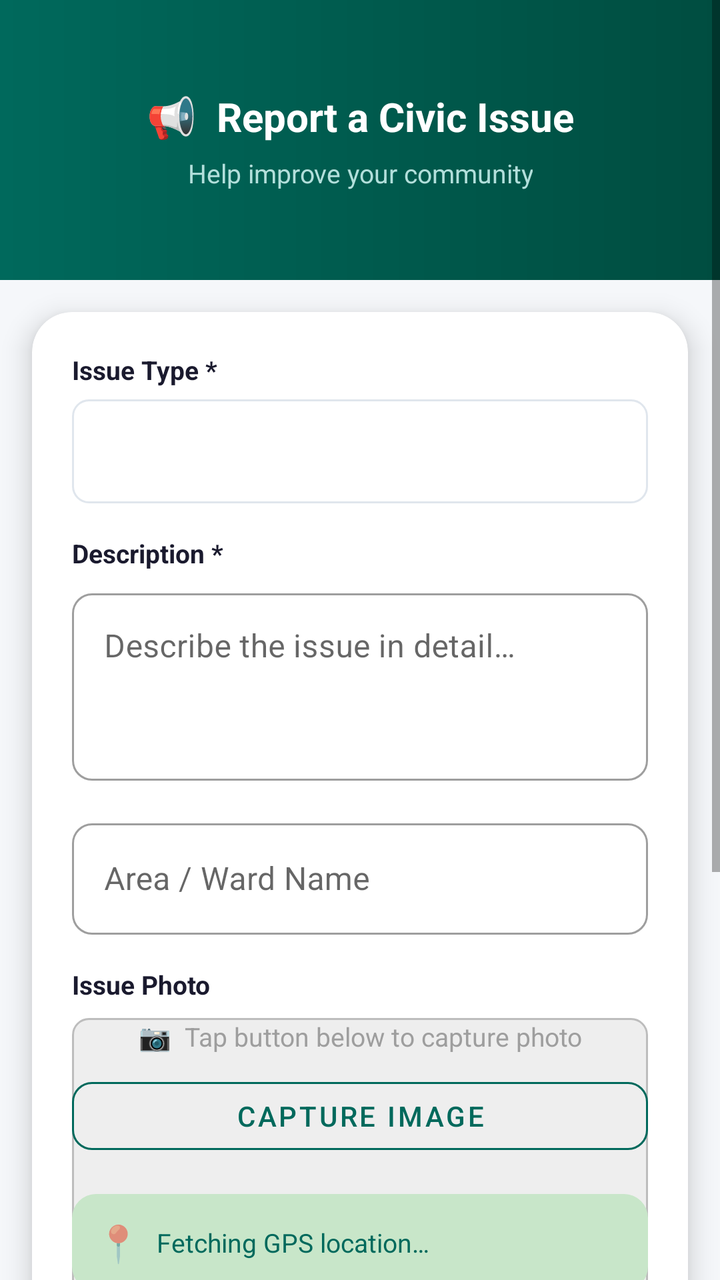
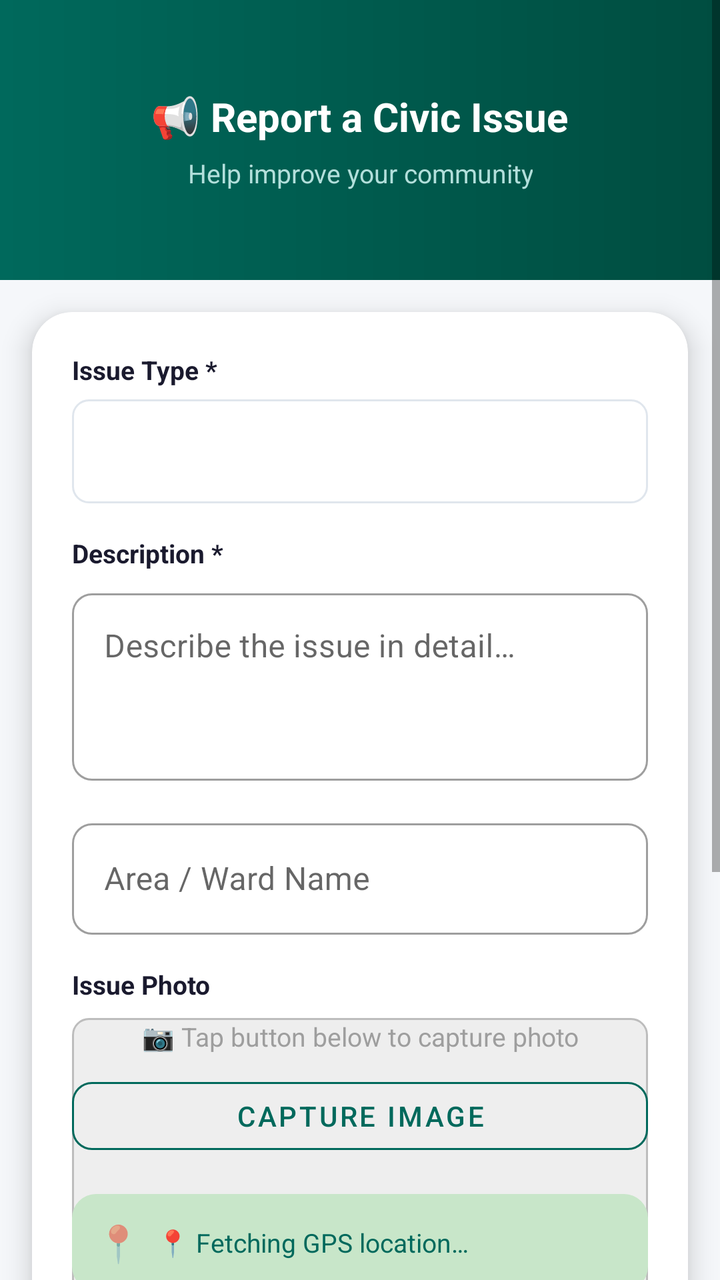

Two renders of the same Android screen: before a commit and after it. Below are the layout's source before the change and the commit's diff.
<!-- AndroidManifest.xml: activity theme Theme.SmartCivicApp.Citizen -->
<!-- res/layout/activity_report_issue.xml -->
<?xml version="1.0" encoding="utf-8"?>
<ScrollView xmlns:android="http://schemas.android.com/apk/res/android"
    xmlns:app="http://schemas.android.com/apk/res-auto"
    android:layout_width="match_parent"
    android:layout_height="match_parent"
    android:background="@color/background">

    <LinearLayout
        android:layout_width="match_parent"
        android:layout_height="wrap_content"
        android:orientation="vertical">

        
        <LinearLayout
            android:layout_width="match_parent"
            android:layout_height="140dp"
            android:background="@drawable/gradient_citizen_header"
            android:orientation="vertical"
            android:gravity="center"
            android:padding="20dp">
            <TextView android:layout_width="wrap_content" android:layout_height="wrap_content"
                android:text="📢  Report a Civic Issue"
                android:textSize="20sp" android:textStyle="bold"
                android:textColor="#FFFFFF" android:gravity="center" />
            <TextView android:layout_width="wrap_content" android:layout_height="wrap_content"
                android:text="Help improve your community"
                android:textSize="13sp" android:textColor="#B2DFDB"
                android:gravity="center" android:layout_marginTop="6dp" />
        </LinearLayout>

        
        <androidx.cardview.widget.CardView
            android:layout_width="match_parent"
            android:layout_height="wrap_content"
            android:layout_margin="16dp"
            android:layout_marginTop="-16dp"
            app:cardCornerRadius="20dp"
            app:cardElevation="8dp"
            app:cardBackgroundColor="@color/white">

            <LinearLayout
                android:layout_width="match_parent"
                android:layout_height="wrap_content"
                android:orientation="vertical"
                android:padding="20dp">

                
                <TextView android:layout_width="wrap_content" android:layout_height="wrap_content"
                    android:text="Issue Type *" android:textSize="13sp" android:textStyle="bold"
                    android:textColor="@color/textPrimary" android:layout_marginBottom="6dp" />

                <Spinner
                    android:id="@+id/spinnerIssue"
                    android:layout_width="match_parent"
                    android:layout_height="52dp"
                    android:background="@drawable/bg_input_field"
                    android:spinnerMode="dropdown"
                    android:paddingLeft="12dp"
                    android:paddingRight="12dp"
                    android:layout_marginBottom="16dp" />

                
                <TextView android:layout_width="wrap_content" android:layout_height="wrap_content"
                    android:text="Description *" android:textSize="13sp" android:textStyle="bold"
                    android:textColor="@color/textPrimary" android:layout_marginBottom="6dp" />

                <com.google.android.material.textfield.TextInputLayout
                    style="@style/Widget.MaterialComponents.TextInputLayout.OutlinedBox"
                    android:layout_width="match_parent"
                    android:layout_height="wrap_content"
                    android:hint="Describe the issue in detail…"
                    android:layout_marginBottom="16dp"
                    app:boxCornerRadiusTopStart="10dp"
                    app:boxCornerRadiusTopEnd="10dp"
                    app:boxCornerRadiusBottomStart="10dp"
                    app:boxCornerRadiusBottomEnd="10dp">
                    <com.google.android.material.textfield.TextInputEditText
                        android:id="@+id/etDescription"
                        android:layout_width="match_parent"
                        android:layout_height="wrap_content"
                        android:inputType="textMultiLine"
                        android:minLines="3"
                        android:gravity="top" />
                </com.google.android.material.textfield.TextInputLayout>

                
                <com.google.android.material.textfield.TextInputLayout
                    style="@style/Widget.MaterialComponents.TextInputLayout.OutlinedBox"
                    android:layout_width="match_parent"
                    android:layout_height="wrap_content"
                    android:hint="Area / Ward Name"
                    android:layout_marginBottom="16dp"
                    app:boxCornerRadiusTopStart="10dp"
                    app:boxCornerRadiusTopEnd="10dp"
                    app:boxCornerRadiusBottomStart="10dp"
                    app:boxCornerRadiusBottomEnd="10dp">
                    <com.google.android.material.textfield.TextInputEditText
                        android:id="@+id/etWard"
                        android:layout_width="match_parent"
                        android:layout_height="wrap_content"
                        android:inputType="text"
                        android:singleLine="true"
                        android:imeOptions="actionDone" />
                </com.google.android.material.textfield.TextInputLayout>

                
                <TextView android:layout_width="wrap_content" android:layout_height="wrap_content"
                    android:text="Issue Photo" android:textSize="13sp" android:textStyle="bold"
                    android:textColor="@color/textPrimary" android:layout_marginBottom="8dp" />

                <ImageView
                    android:id="@+id/ivImage"
                    android:layout_width="match_parent"
                    android:layout_height="180dp"
                    android:background="@drawable/bg_image_placeholder"
                    android:scaleType="centerCrop"
                    android:contentDescription="Captured issue image" />

                <TextView
                    android:id="@+id/tvNoImageHint"
                    android:layout_width="match_parent"
                    android:layout_height="wrap_content"
                    android:text="📷  Tap button below to capture photo"
                    android:textSize="13sp"
                    android:textColor="@color/textHint"
                    android:gravity="center"
                    android:layout_marginTop="-180dp" />

                <com.google.android.material.button.MaterialButton
                    android:id="@+id/btnCapture"
                    style="@style/Widget.MaterialComponents.Button.OutlinedButton"
                    android:layout_width="match_parent"
                    android:layout_height="46dp"
                    android:text="Capture Image"
                    android:textSize="14sp"
                    app:strokeColor="@color/citizenPrimary"
                    android:textColor="@color/citizenPrimary"
                    app:cornerRadius="10dp"
                    android:layout_marginTop="8dp"
                    android:layout_marginBottom="16dp" />

                
                <LinearLayout
                    android:layout_width="match_parent"
                    android:layout_height="wrap_content"
                    android:background="@drawable/bg_status_resolved"
                    android:padding="12dp"
                    android:gravity="center_vertical"
                    android:layout_marginBottom="20dp">

                    <TextView android:layout_width="wrap_content" android:layout_height="wrap_content"
                        android:text="📍" android:textSize="18sp" android:layout_marginEnd="8dp" />

                    <TextView
                        android:id="@+id/tvLocation"
                        android:layout_width="0dp"
                        android:layout_height="wrap_content"
                        android:layout_weight="1"
                        android:text="Fetching GPS location…"
                        android:textSize="13sp"
                        android:textColor="@color/citizenPrimary" />
                </LinearLayout>

                
                <com.google.android.material.button.MaterialButton
                    android:id="@+id/btnSubmit"
                    android:layout_width="match_parent"
                    android:layout_height="56dp"
                    android:text="SUBMIT COMPLAINT"
                    android:textSize="16sp"
                    android:textStyle="bold"
                    android:letterSpacing="0.05"
                    app:backgroundTint="@color/citizenPrimary"
                    app:cornerRadius="14dp"
                    app:icon="@android:drawable/ic_menu_send"
                    app:iconGravity="textStart"
                    app:iconTint="@color/white" />

            </LinearLayout>
        </androidx.cardview.widget.CardView>
        <View android:layout_width="match_parent" android:layout_height="20dp" />
    </LinearLayout>
</ScrollView>
<!-- resources referenced by this layout -->
<resources>
  <color name="background">#F5F7FA</color>
  <color name="citizenPrimary">#00695C</color>
  <color name="textHint">#9E9E9E</color>
  <color name="textPrimary">#1A1A2E</color>
  <color name="white">#FFFFFF</color>
  <!-- drawable bg_image_placeholder (drawable) -->
  <?xml version="1.0" encoding="utf-8"?>
  <shape xmlns:android="http://schemas.android.com/apk/res/android">
      <solid android:color="#EEEEEE" />
      <corners android:radius="8dp" />
      <stroke android:width="1dp" android:color="#BDBDBD" />
  </shape>
  <!-- drawable bg_input_field (drawable) -->
  <?xml version="1.0" encoding="utf-8"?>
  <shape xmlns:android="http://schemas.android.com/apk/res/android">
      <solid android:color="@color/white" />
      <corners android:radius="8dp" />
      <stroke android:width="1dp" android:color="@color/divider" />
  </shape>
  <!-- drawable bg_status_resolved (drawable) -->
  <?xml version="1.0" encoding="utf-8"?>
  <shape xmlns:android="http://schemas.android.com/apk/res/android">
      <solid android:color="@color/statusResolvedLight" />
      <corners android:radius="12dp" />
  </shape>
  <!-- drawable gradient_citizen_header (drawable) -->
  <?xml version="1.0" encoding="utf-8"?>
  <shape xmlns:android="http://schemas.android.com/apk/res/android">
      <gradient
          android:startColor="@color/citizenPrimary"
          android:endColor="@color/citizenPrimaryDark"
          android:angle="0"/>
  </shape>
  <style name="Theme.SmartCivicApp.Citizen" parent="Theme.MaterialComponents.Light.NoActionBar">
          <item name="colorPrimary">@color/citizenPrimary</item>
          <item name="colorPrimaryDark">@color/citizenPrimaryDark</item>
          <item name="colorPrimaryVariant">@color/citizenPrimaryDark</item>
          <item name="colorSecondary">@color/citizenAccent</item>
          <item name="colorOnPrimary">@color/white</item>
          <item name="android:colorBackground">@color/background</item>
          <item name="android:statusBarColor">@color/citizenPrimaryDark</item>
      </style>
  <color name="divider">#E0E6ED</color>
  <color name="statusResolvedLight">#C8E6C9</color>
  <color name="citizenPrimaryDark">#004D40</color>
  <color name="citizenAccent">#26A69A</color>
</resources>

<!-- the commit's change to res/layout/activity_report_issue.xml (unified diff, before → after) -->
@@ -19,11 +19,11 @@
             android:gravity="center"
             android:padding="20dp">
             <TextView android:layout_width="wrap_content" android:layout_height="wrap_content"
-                android:text="📢  Report a Civic Issue"
+                android:text="@string/report_issue_title"
                 android:textSize="20sp" android:textStyle="bold"
                 android:textColor="#FFFFFF" android:gravity="center" />
             <TextView android:layout_width="wrap_content" android:layout_height="wrap_content"
-                android:text="Help improve your community"
+                android:text="@string/report_issue_subtitle"
                 android:textSize="13sp" android:textColor="#B2DFDB"
                 android:gravity="center" android:layout_marginTop="6dp" />
         </LinearLayout>
@@ -46,7 +46,7 @@
 
                 
                 <TextView android:layout_width="wrap_content" android:layout_height="wrap_content"
-                    android:text="Issue Type *" android:textSize="13sp" android:textStyle="bold"
+                    android:text="@string/label_issue_type" android:textSize="13sp" android:textStyle="bold"
                     android:textColor="@color/textPrimary" android:layout_marginBottom="6dp" />
 
                 <Spinner
@@ -61,14 +61,14 @@
 
                 
                 <TextView android:layout_width="wrap_content" android:layout_height="wrap_content"
-                    android:text="Description *" android:textSize="13sp" android:textStyle="bold"
+                    android:text="@string/label_description" android:textSize="13sp" android:textStyle="bold"
                     android:textColor="@color/textPrimary" android:layout_marginBottom="6dp" />
 
                 <com.google.android.material.textfield.TextInputLayout
                     style="@style/Widget.MaterialComponents.TextInputLayout.OutlinedBox"
                     android:layout_width="match_parent"
                     android:layout_height="wrap_content"
-                    android:hint="Describe the issue in detail…"
+                    android:hint="@string/hint_description"
                     android:layout_marginBottom="16dp"
                     app:boxCornerRadiusTopStart="10dp"
                     app:boxCornerRadiusTopEnd="10dp"
@@ -88,7 +88,7 @@
                     style="@style/Widget.MaterialComponents.TextInputLayout.OutlinedBox"
                     android:layout_width="match_parent"
                     android:layout_height="wrap_content"
-                    android:hint="Area / Ward Name"
+                    android:hint="@string/hint_area_ward"
                     android:layout_marginBottom="16dp"
                     app:boxCornerRadiusTopStart="10dp"
                     app:boxCornerRadiusTopEnd="10dp"
@@ -105,7 +105,7 @@
 
                 
                 <TextView android:layout_width="wrap_content" android:layout_height="wrap_content"
-                    android:text="Issue Photo" android:textSize="13sp" android:textStyle="bold"
+                    android:text="@string/label_issue_photo" android:textSize="13sp" android:textStyle="bold"
                     android:textColor="@color/textPrimary" android:layout_marginBottom="8dp" />
 
                 <ImageView
@@ -120,7 +120,7 @@
                     android:id="@+id/tvNoImageHint"
                     android:layout_width="match_parent"
                     android:layout_height="wrap_content"
-                    android:text="📷  Tap button below to capture photo"
+                    android:text="@string/hint_capture_photo"
                     android:textSize="13sp"
                     android:textColor="@color/textHint"
                     android:gravity="center"
@@ -131,7 +131,7 @@
                     style="@style/Widget.MaterialComponents.Button.OutlinedButton"
                     android:layout_width="match_parent"
                     android:layout_height="46dp"
-                    android:text="Capture Image"
+                    android:text="@string/btn_capture_image"
                     android:textSize="14sp"
                     app:strokeColor="@color/citizenPrimary"
                     android:textColor="@color/citizenPrimary"
@@ -156,7 +156,7 @@
                         android:layout_width="0dp"
                         android:layout_height="wrap_content"
                         android:layout_weight="1"
-                        android:text="Fetching GPS location…"
+                        android:text="@string/hint_fetching_location"
                         android:textSize="13sp"
                         android:textColor="@color/citizenPrimary" />
                 </LinearLayout>
@@ -166,7 +166,7 @@
                     android:id="@+id/btnSubmit"
                     android:layout_width="match_parent"
                     android:layout_height="56dp"
-                    android:text="SUBMIT COMPLAINT"
+                    android:text="@string/btn_submit_complaint"
                     android:textSize="16sp"
                     android:textStyle="bold"
                     android:letterSpacing="0.05"
<!-- resource entries referenced after the edit -->
@@ -33,6 +33,17 @@
           android:endColor="@color/citizenPrimaryDark"
           android:angle="0"/>
   </shape>
+  <string name="btn_capture_image">Capture Image</string>
+  <string name="btn_submit_complaint">SUBMIT COMPLAINT</string>
+  <string name="hint_area_ward">Area / Ward Name</string>
+  <string name="hint_capture_photo">📷  Tap button below to capture photo</string>
+  <string name="hint_description">Describe the issue in detail…</string>
+  <string name="hint_fetching_location">📍  Fetching GPS location…</string>
+  <string name="label_description">Description *</string>
+  <string name="label_issue_photo">Issue Photo</string>
+  <string name="label_issue_type">Issue Type *</string>
+  <string name="report_issue_subtitle">Help improve your community</string>
+  <string name="report_issue_title">📢  Report a Civic Issue</string>
   <style name="Theme.SmartCivicApp.Citizen" parent="Theme.MaterialComponents.Light.NoActionBar">
           <item name="colorPrimary">@color/citizenPrimary</item>
           <item name="colorPrimaryDark">@color/citizenPrimaryDark</item>
